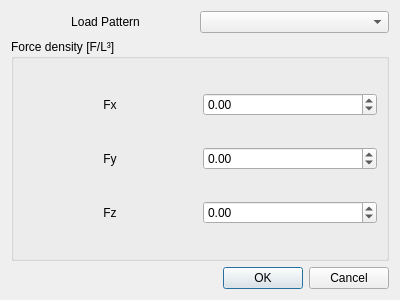
This is gui/ui/DomainLoadsDialog.ui in ruimaciel/femp as Qt 5 draws it before an edit. The edited form follows.
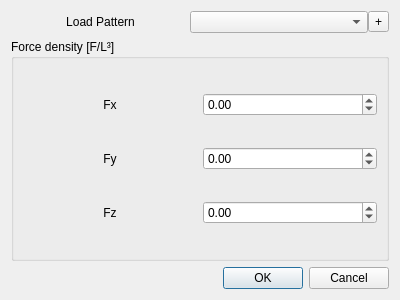
This is the edited form.

Commit message: Implemented a model-view-controller pattern for the domain and nodal loads dialog

What changed in the file:
```diff
--- a/gui/ui/DomainLoadsDialog.ui
+++ b/gui/ui/DomainLoadsDialog.ui
@@ -44,6 +44,13 @@
      <item>
       <widget class="QComboBox" name="comboBoxLoadPattern"/>
      </item>
+     <item>
+      <widget class="QToolButton" name="toolButtonNewLoadPattern">
+       <property name="text">
+        <string>+</string>
+       </property>
+      </widget>
+     </item>
     </layout>
    </item>
    <item>
```
The commit also changes 12 other files.
